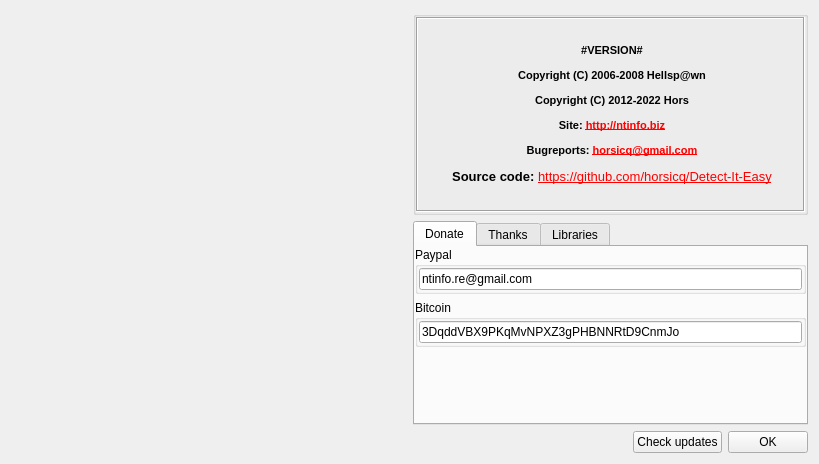
Old version of the form gui_source/dialogabout.ui in the repository horsicq/DIE-engine.
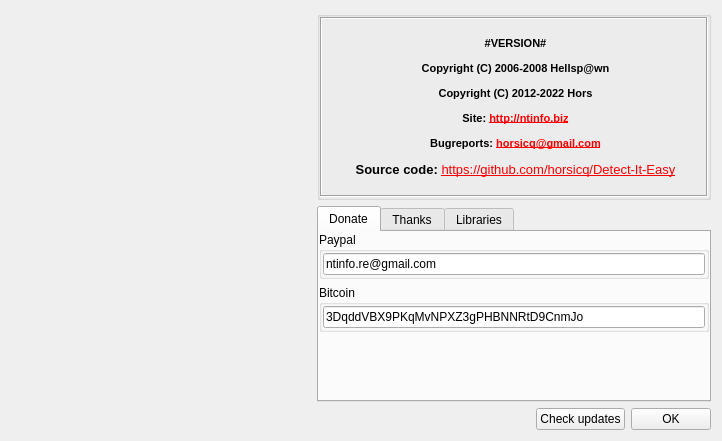
New version of the form. Icons and pictures are not drawn.

Patch:
```diff
--- a/gui_source/dialogabout.ui
+++ b/gui_source/dialogabout.ui
@@ -9,8 +9,8 @@
    <rect>
     <x>0</x>
     <y>0</y>
-    <width>819</width>
-    <height>464</height>
+    <width>722</width>
+    <height>441</height>
    </rect>
   </property>
   <property name="windowTitle">
```
